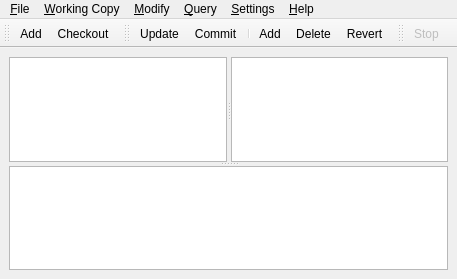
Qt form src/forms/qsvn.ui (anrichter/qsvn) before a commit.
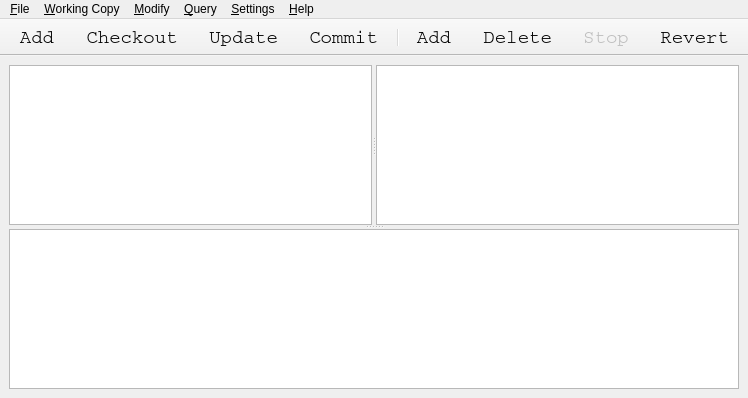
The same form after that commit. Icons and pictures are not drawn.

Commit message: Added text to Icons and Debug Flag in CMake for OSX Build

```diff
--- a/src/forms/qsvn.ui
+++ b/src/forms/qsvn.ui
@@ -6,8 +6,8 @@
    <rect>
     <x>0</x>
     <y>0</y>
-    <width>457</width>
-    <height>279</height>
+    <width>630</width>
+    <height>398</height>
    </rect>
   </property>
   <property name="windowTitle">
@@ -15,12 +15,6 @@
   </property>
   <widget class="QWidget" name="centralWidget">
    <layout class="QGridLayout">
-    <property name="margin">
-     <number>9</number>
-    </property>
-    <property name="spacing">
-     <number>6</number>
-    </property>
     <item row="0" column="0">
      <widget class="QSplitter" name="splitterHorizontal">
       <property name="orientation">
@@ -55,12 +49,6 @@
       </widget>
       <widget class="QWidget" name="widget">
        <layout class="QVBoxLayout">
-        <property name="spacing">
-         <number>6</number>
-        </property>
-        <property name="margin">
-         <number>0</number>
-        </property>
         <item>
          <widget class="QTextEdit" name="editStatusText">
           <property name="font">
@@ -87,8 +75,8 @@
     <rect>
      <x>0</x>
      <y>0</y>
-     <width>457</width>
-     <height>24</height>
+     <width>630</width>
+     <height>22</height>
     </rect>
    </property>
    <widget class="QMenu" name="menuSettings">
@@ -151,80 +139,67 @@
    <addaction name="menuSettings"/>
    <addaction name="menuHelp"/>
   </widget>
-  <widget class="QToolBar" name="toolBarWorkingCopy">
-   <property name="minimumSize">
-    <size>
-     <width>0</width>
-     <height>0</height>
-    </size>
-   </property>
-   <property name="windowTitle">
-    <string>Working Copy</string>
-   </property>
-   <property name="orientation">
-    <enum>Qt::Horizontal</enum>
-   </property>
-   <property name="iconSize">
-    <size>
-     <width>16</width>
-     <height>16</height>
-    </size>
-   </property>
-   <attribute name="toolBarArea">
-    <enum>TopToolBarArea</enum>
-   </attribute>
-   <attribute name="toolBarBreak">
-    <bool>false</bool>
-   </attribute>
-   <addaction name="actionWcAdd"/>
-   <addaction name="actionWcCheckout"/>
-  </widget>
   <widget class="QToolBar" name="toolBarModify">
+   <property name="sizePolicy">
+    <sizepolicy hsizetype="Fixed" vsizetype="Fixed">
+     <horstretch>0</horstretch>
+     <verstretch>0</verstretch>
+    </sizepolicy>
+   </property>
+   <property name="baseSize">
+    <size>
+     <width>1</width>
+     <height>9</height>
+    </size>
+   </property>
+   <property name="font">
+    <font>
+     <family>Courier</family>
+     <pointsize>14</pointsize>
+    </font>
+   </property>
    <property name="windowTitle">
     <string>Modify</string>
    </property>
+   <property name="autoFillBackground">
+    <bool>false</bool>
+   </property>
+   <property name="movable">
+    <bool>false</bool>
+   </property>
+   <property name="allowedAreas">
+    <set>Qt::NoToolBarArea</set>
+   </property>
    <property name="orientation">
     <enum>Qt::Horizontal</enum>
    </property>
    <property name="iconSize">
     <size>
-     <width>16</width>
-     <height>16</height>
+     <width>20</width>
+     <height>20</height>
     </size>
    </property>
+   <property name="toolButtonStyle">
+    <enum>Qt::ToolButtonTextUnderIcon</enum>
+   </property>
+   <property name="floatable">
+    <bool>true</bool>
+   </property>
    <attribute name="toolBarArea">
     <enum>TopToolBarArea</enum>
    </attribute>
    <attribute name="toolBarBreak">
-    <bool>false</bool>
+    <bool>true</bool>
    </attribute>
+   <addaction name="actionWcAdd"/>
+   <addaction name="actionWcCheckout"/>
    <addaction name="actionUpdate"/>
    <addaction name="actionCommit"/>
    <addaction name="separator"/>
    <addaction name="actionAdd"/>
    <addaction name="actionDelete"/>
-   <addaction name="actionRevert"/>
-  </widget>
-  <widget class="QToolBar" name="toolBarAction">
-   <property name="windowTitle">
-    <string>Action</string>
-   </property>
-   <property name="orientation">
-    <enum>Qt::Horizontal</enum>
-   </property>
-   <property name="iconSize">
-    <size>
-     <width>16</width>
-     <height>16</height>
-    </size>
-   </property>
-   <attribute name="toolBarArea">
-    <enum>TopToolBarArea</enum>
-   </attribute>
-   <attribute name="toolBarBreak">
-    <bool>false</bool>
-   </attribute>
    <addaction name="actionStop"/>
+   <addaction name="actionRevert"/>
   </widget>
   <action name="actionExit">
    <property name="text">
@@ -238,6 +213,9 @@
    </property>
   </action>
   <action name="actionWcAdd">
+   <property name="enabled">
+    <bool>true</bool>
+   </property>
    <property name="icon">
     <iconset>
      <normaloff>:/images/actionadd.svg</normaloff>:/images/actionadd.svg</iconset>
@@ -268,6 +246,9 @@
    <property name="text">
     <string>&amp;Checkout...</string>
    </property>
+   <property name="iconText">
+    <string extracomment="Test">Checkout</string>
+   </property>
    <property name="toolTip">
     <string>Checkout and add a working copy to list</string>
    </property>
```
Left out of the diff: 29 changed lines with no effect on the pictures. The commit also changes 1 other file.
